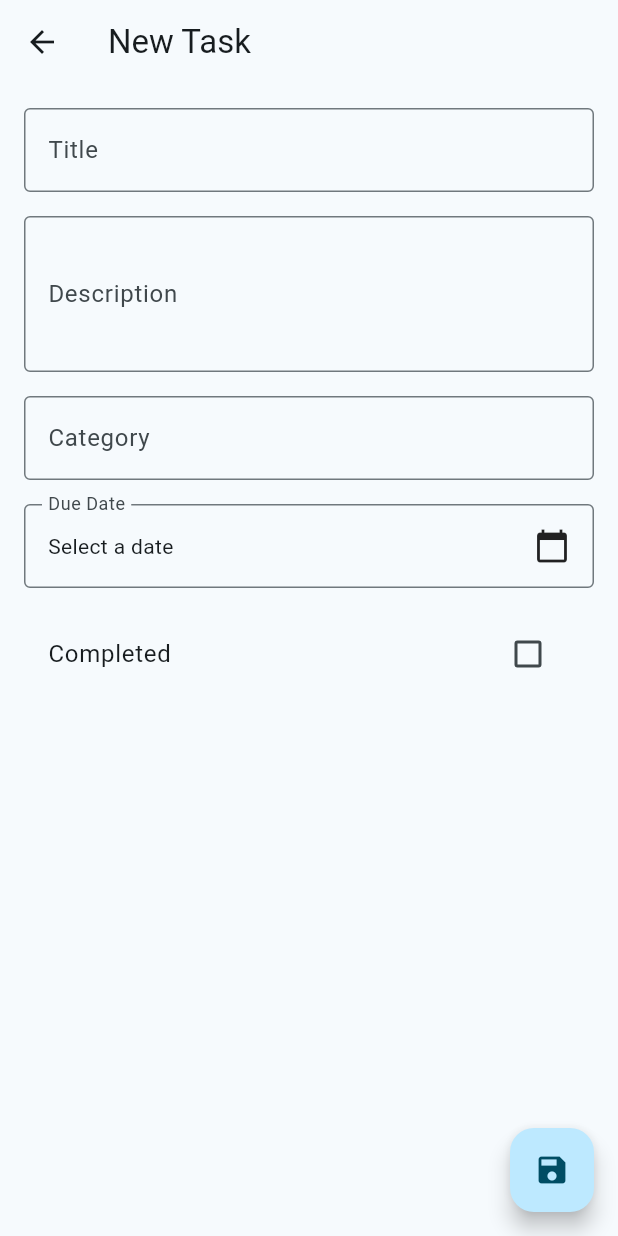
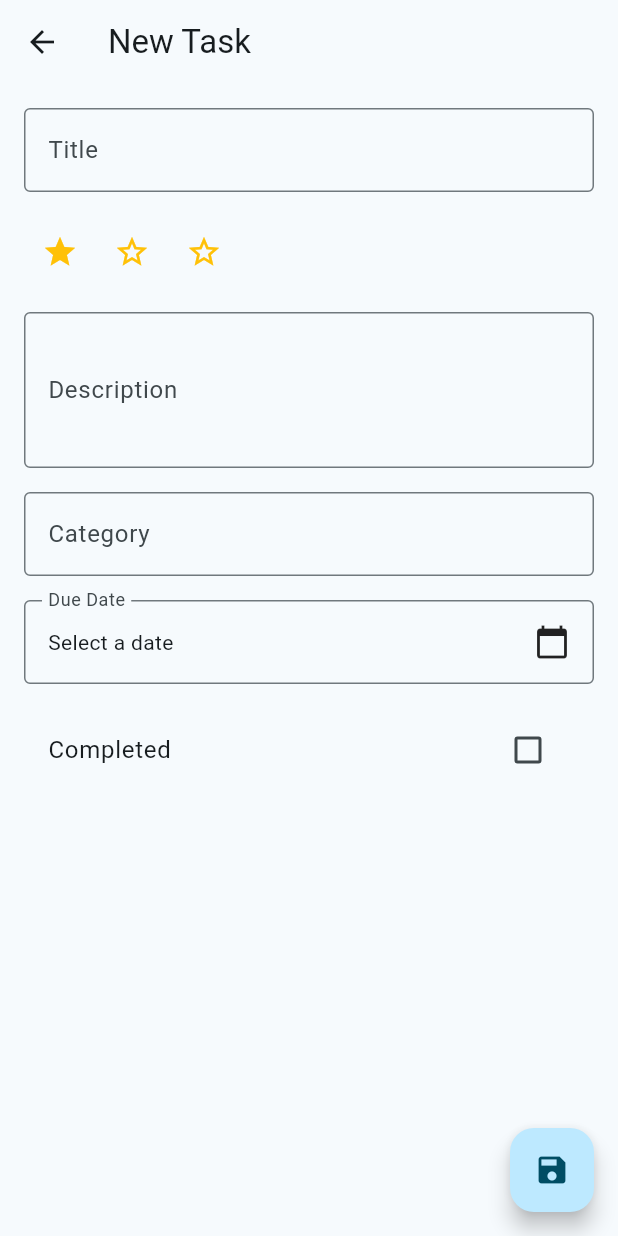
Before and after one commit to paulocastelo/unolist-hive, a Flutter app: the TaskFormPage screen opened directly, on a phone screen of 412 x 824 dp. Run offline on Flutter 3.47's test engine with Material 3 defaults, Android fonts, the phone set to English and light mode, and no system bars; our stand-ins replace file_picker, hive, hive_flutter; accounts and stored records are empty.

Commit message:
Add star-based difficulty levels

```diff
--- a/lib/models/task.dart
+++ b/lib/models/task.dart
@@ -28,6 +28,9 @@ class Task extends HiveObject {
   @HiveField(7)
   DateTime createdAt;
 
+  @HiveField(8)
+  int level;
+
   /// 🚀 Construtor principal
   Task({
     required this.id, // Agora é String
@@ -38,6 +41,7 @@ class Task extends HiveObject {
     this.isCompleted = false,
     required this.priority,
     required this.createdAt,
+    this.level = 1,
   });
 
   /// 🏗️ Fábrica simplificada
@@ -48,6 +52,7 @@ class Task extends HiveObject {
     DateTime? dueDate,
     String? categoryId, // Muda aqui também para String?
     String priority = 'Média',
+    int level = 1,
   }) {
     return Task(
       id: id, // Recebe id já gerado
@@ -57,6 +62,7 @@ class Task extends HiveObject {
       categoryId: categoryId,
       isCompleted: false,
       priority: priority,
+      level: level,
       createdAt: DateTime.now(),
     );
   }
@@ -72,6 +78,7 @@ class Task extends HiveObject {
       'isCompleted': isCompleted,
       'priority': priority,
       'createdAt': createdAt.toIso8601String(),
+      'level': level,
     };
   }
 
@@ -88,6 +95,7 @@ class Task extends HiveObject {
       isCompleted: json['isCompleted'] ?? false,
       priority: json['priority'] ?? 'Média',
       createdAt: DateTime.parse(json['createdAt']),
+      level: json['level'] ?? 1,
     );
   }
 }
--- a/lib/services/task_service.dart
+++ b/lib/services/task_service.dart
@@ -21,6 +21,7 @@ class TaskService {
     DateTime? dueDate,
     String? categoryId,
     String priority = 'Média',
+    int level = 1,
   }) async {
     final newTask = Task(
       id: const Uuid().v4(), // Gera um UUID
@@ -31,6 +32,7 @@ class TaskService {
       createdAt: DateTime.now(),
       isCompleted: false,
       priority: priority,
+      level: level,
     );
 
     await _box.put(newTask.id, newTask);
--- a/lib/ui/pages/home_page.dart
+++ b/lib/ui/pages/home_page.dart
@@ -200,6 +200,7 @@ class _HomePageState extends State<HomePage> {
               ? '${task.dueDate!.day}/${task.dueDate!.month}/${task.dueDate!.year}'
               : '',
           isCompleted: task.isCompleted,
+          level: task.level,
           onToggleComplete: () async {
             final wasCompleted = task.isCompleted;
             setState(() {
--- a/lib/ui/pages/task_form_page.dart
+++ b/lib/ui/pages/task_form_page.dart
@@ -37,6 +37,7 @@ class _TaskFormPageState extends State<TaskFormPage> {
   Category? selectedCategory;
   DateTime? selectedDate;
   bool isCompleted = false;
+  int level = 1;
 
   @override
   void initState() {
@@ -71,6 +72,7 @@ class _TaskFormPageState extends State<TaskFormPage> {
         }
         selectedDate = task.dueDate;
         isCompleted = task.isCompleted;
+        level = task.level;
       }
     });
   }
@@ -110,6 +112,7 @@ class _TaskFormPageState extends State<TaskFormPage> {
         dueDate: selectedDate,
         categoryId: selectedCategory?.id,
         priority: 'Média',
+        level: level,
       );
     } else {
       // ✏️ Edição
@@ -120,7 +123,8 @@ class _TaskFormPageState extends State<TaskFormPage> {
             : _descriptionController.text.trim()
         ..categoryId = selectedCategory?.id
         ..dueDate = selectedDate
-        ..isCompleted = isCompleted;
+        ..isCompleted = isCompleted
+        ..level = level;
 
       await _taskService.updateTask(updated);
     }
@@ -190,6 +194,25 @@ class _TaskFormPageState extends State<TaskFormPage> {
                     labelText: 'Title',
                     border: OutlineInputBorder(),
                   ),
+                ),
+                const SizedBox(height: 16),
+
+                // ⭐ Nível de dificuldade
+                Row(
+                  children: List.generate(3, (index) {
+                    final star = index + 1;
+                    return IconButton(
+                      icon: Icon(
+                        star <= level ? Icons.star : Icons.star_border,
+                        color: Colors.amber,
+                      ),
+                      onPressed: () {
+                        setState(() {
+                          level = star;
+                        });
+                      },
+                    );
+                  }),
                 ),
                 const SizedBox(height: 16),
 
```
Also changed, not shown: lib/ui/widgets/task_item_widget.dart (+20 -5 lines), lib/models/task.g.dart, 1 other file.
